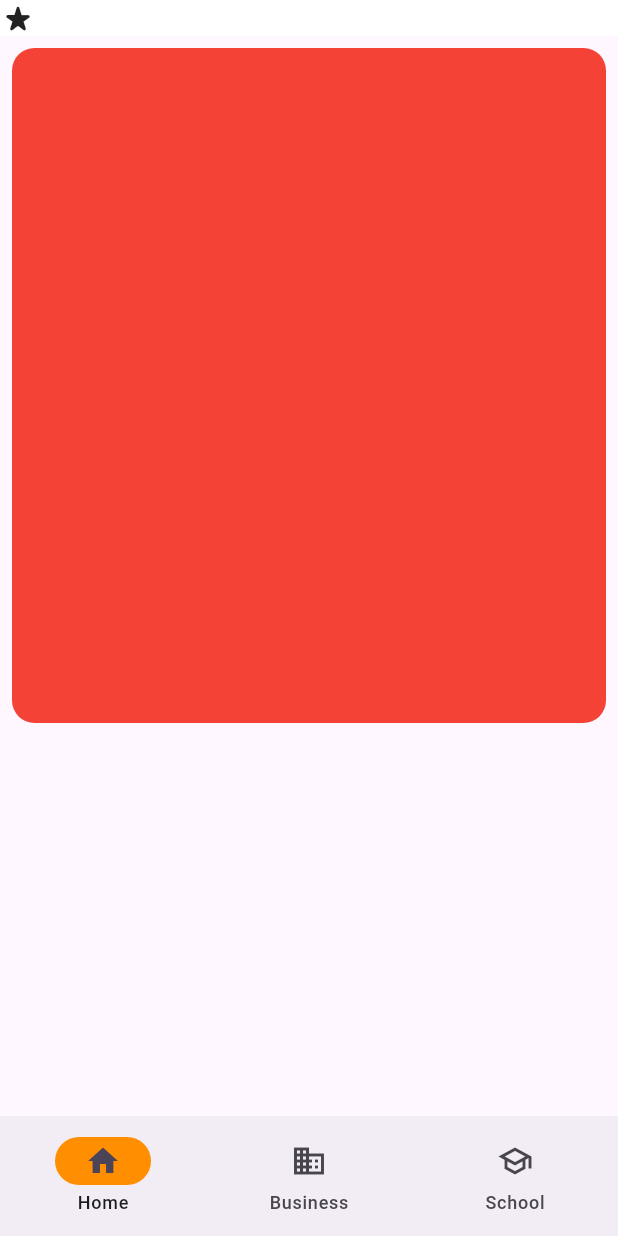
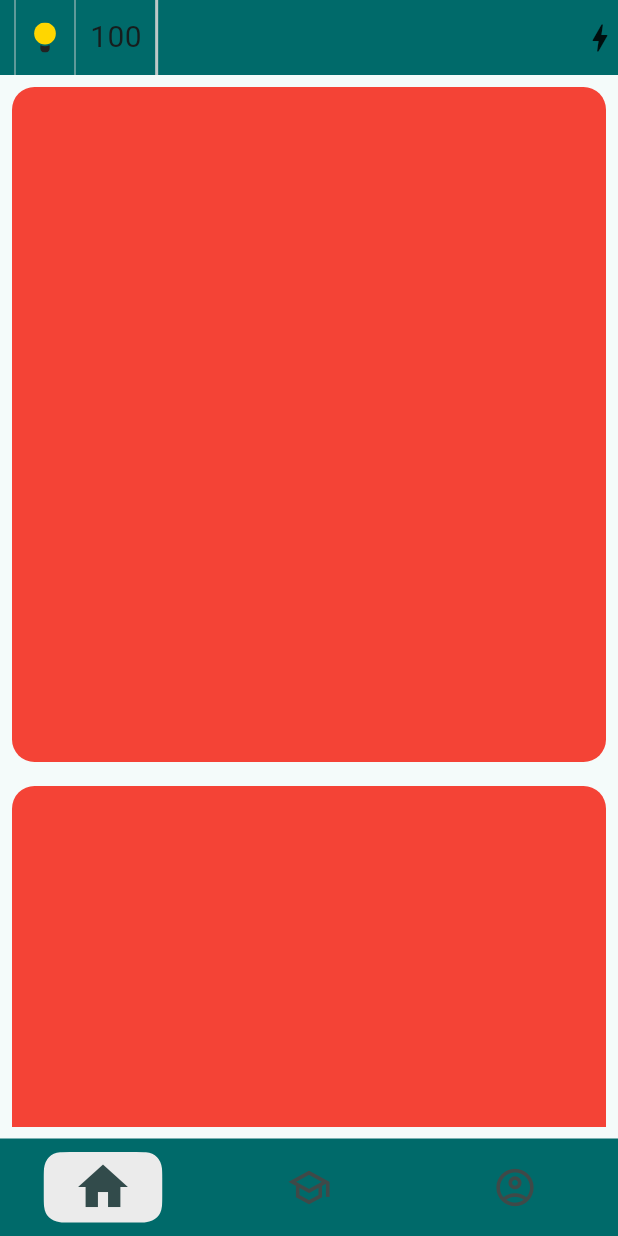
Before and after one commit to techtitansmbcet2023/RightsQuest, a Flutter app: the screen it shows after launch, on a phone screen of 412 x 824 dp. Run offline on Flutter 3.47's test engine with Material 2 defaults, Android fonts, the light colour scheme and no system bars; our stand-ins replace flutter_svg.

Commit message:
UI Updates

```diff
--- a/lib/views/app.dart
+++ b/lib/views/app.dart
@@ -1,5 +1,5 @@
 import 'package:flutter/material.dart';
-import 'package:rights_quest/views/ChaptersTab.dart';
+import 'package:rights_quest/views/chapters_tab.dart';
 import 'package:rights_quest/views/home.dart';
 import 'package:rights_quest/widgets/top_app_bar.dart';
 
@@ -11,12 +11,12 @@ class App extends StatelessWidget {
     return MaterialApp(
       theme: ThemeData(
 
-        colorScheme: ColorScheme.fromSeed(seedColor: Colors.deepPurple),
+        colorScheme: ColorScheme.fromSeed(seedColor: Color(0xFF89E1E1)),
         useMaterial3: true,
       ),
 
       home: HomePage(),
-
+      debugShowCheckedModeBanner: false,
     );
   }
 }
@@ -40,27 +40,35 @@ class _HomePageState extends State<HomePage> {
         backgroundColor: Colors.lightGreen,
       ),*/
       bottomNavigationBar: NavigationBar(
+        height: 65,
+        backgroundColor: Theme.of(context).primaryColor,
+        indicatorShape: ContinuousRectangleBorder(
+          borderRadius: BorderRadius.circular(10),
+          side: const BorderSide(color: Color.fromARGB(255, 235, 235, 235),width: 15),
+        ),
+        indicatorColor: const Color.fromARGB(255, 235, 235, 235),
+        labelBehavior: NavigationDestinationLabelBehavior.alwaysHide,
         onDestinationSelected: (int index) {
           setState(() {
             currentPageIndex = index;
           });
         },
-            indicatorColor: Colors.amber[800],
         selectedIndex: currentPageIndex,
         destinations: const <Widget>[
           NavigationDestination(
-                selectedIcon: Icon(Icons.home),
-                icon: Icon(Icons.home_outlined),
+            selectedIcon: Icon(Icons.home, size: 40,),
+            icon: Icon(Icons.home_outlined, size: 30,),
             label: 'Home',
           ),
           NavigationDestination(
-                icon: Icon(Icons.business),
-                label: 'Business',
+            selectedIcon: Icon(Icons.school, size: 40,),
+            icon: Icon(Icons.school_outlined, size: 30 ,),
+            label: 'Chapters',
           ),
           NavigationDestination(
-                selectedIcon: Icon(Icons.school),
-                icon: Icon(Icons.school_outlined),
-                label: 'School',
+            selectedIcon: Icon(Icons.account_circle, size: 40,),
+            icon: Icon(Icons.account_circle_outlined, size: 30,),
+            label: 'User Profile',
           ),
         ],
       ),
--- a/lib/views/home.dart
+++ b/lib/views/home.dart
@@ -1,5 +1,6 @@
 import 'package:flutter/material.dart';
 import 'package:rights_quest/widgets/current_chapter_card.dart';
+import 'package:rights_quest/widgets/progress_track_card.dart';
 
 class Home extends StatefulWidget {
   const Home({super.key});
@@ -16,6 +17,8 @@ class _HomeState extends State<Home> {
       child: ListView(
         children: [
           CurrentChapterCard(),
+          SizedBox(height: 16), // Add space between the cards (adjust the height as needed)
+          ProgressTrackCard(),
         ],
       ),
     );
--- /dev/null
+++ b/lib/widgets/progress_track_card.dart
@@ -0,0 +1,14 @@
+import 'package:flutter/material.dart';
+
+class ProgressTrackCard extends StatelessWidget {
+  const ProgressTrackCard({super.key});
+
+  @override
+  Widget build(BuildContext context) {
+    return Container(
+      height: 450,
+      width: double.infinity,
+      decoration: BoxDecoration(color: Colors.red,borderRadius: BorderRadius.circular(15)),
+    );
+  }
+}
--- a/lib/widgets/top_app_bar.dart
+++ b/lib/widgets/top_app_bar.dart
@@ -1,24 +1,45 @@
 import 'package:flutter/material.dart';
+import 'package:flutter_svg/flutter_svg.dart';
 
 class TopAppBar extends StatelessWidget implements PreferredSizeWidget {
   const TopAppBar({super.key});
 
   @override
   Widget build(BuildContext context) {
-    return Container(
-      color: Colors.white,
-      child: SafeArea(
-          child: Container(
-            child: Row(
-              children: [
-                Icon(Icons.star_rate_rounded)
-              ],
-            ),
-          )),
+    return PreferredSize(
+      preferredSize: preferredSize,
+      child: Container(
+        color: Theme.of(context).primaryColor,
+        child: SafeArea(
+          child: Row(
+            children: [
+              VerticalDivider(
+                width: 20,
+                thickness: 0,
+              ),
+              SvgPicture.asset(
+                'lib/assets/icons/Bulb.svg',
+                height: 20.0, // Set the desired height
+                width: 20.0,  // Set the desired width
+              ),
+              VerticalDivider(
+                width: 20,
+                thickness: 0,
+              ),
+              Text("100", style: TextStyle(fontSize: 20),),
+              VerticalDivider(
+                width: 20,
+                thickness: 2,
+              ),
+              Spacer(),
+              Icon(Icons.bolt),
+            ],
+          ),
+        ),
+      ),
     );
   }
 
   @override
-  // TODO: implement preferredSize
   Size get preferredSize => const Size.fromHeight(50);
 }
--- a/pubspec.yaml
+++ b/pubspec.yaml
@@ -30,6 +30,7 @@ environment:
 dependencies:
   flutter:
     sdk: flutter
+  flutter_svg: ^2.0.7
 
 
   # The following adds the Cupertino Icons font to your application.
@@ -53,6 +54,8 @@ dev_dependencies:
 
 # The following section is specific to Flutter packages.
 flutter:
+  assets:
+    - lib/assets/icons/
 
   # The following line ensures that the Material Icons font is
   # included with your application, so that you can use the icons in
```
Also changed, not shown: lib/main.dart (+0 -93 lines), lib/views/chapters_tab.dart (renamed from lib/views/ChaptersTab.dart), pubspec.lock. Lines whose indentation alone changed are shown as unchanged.
